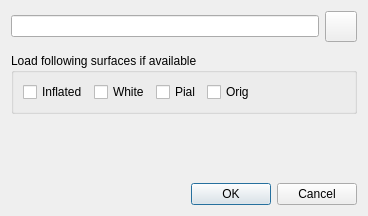
Before: the Qt Designer form freeview/DialogLoadSurface.ui in freesurfer/freesurfer, drawn with Qt 5.
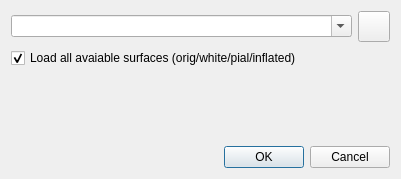
After: the same form once the commit is applied. Icons and pictures are not drawn.

Commit message: Modified load surface window with option to enter file path directly

```diff
--- a/freeview/DialogLoadSurface.ui
+++ b/freeview/DialogLoadSurface.ui
@@ -6,8 +6,8 @@
    <rect>
     <x>0</x>
     <y>0</y>
-    <width>368</width>
-    <height>216</height>
+    <width>401</width>
+    <height>179</height>
    </rect>
   </property>
   <property name="windowTitle">
@@ -20,7 +20,11 @@
    <item>
     <layout class="QHBoxLayout" name="horizontalLayout">
      <item>
-      <widget class="QLineEdit" name="lineEditFilename"/>
+      <widget class="QComboBox" name="comboBoxFilename">
+       <property name="editable">
+        <bool>true</bool>
+       </property>
+      </widget>
      </item>
      <item>
       <widget class="QToolButton" name="toolButtonOpen">
@@ -41,6 +45,16 @@
      </item>
     </layout>
    </item>
+   <item>
+    <widget class="QCheckBox" name="checkBoxAll">
+     <property name="text">
+      <string>Load all avaiable surfaces (orig/white/pial/inflated)</string>
+     </property>
+     <property name="checked">
+      <bool>true</bool>
+     </property>
+    </widget>
+   </item>
    <item>
     <spacer name="verticalSpacer_2">
      <property name="orientation">
@@ -57,56 +71,6 @@
      </property>
     </spacer>
    </item>
-   <item>
-    <widget class="QGroupBox" name="groupBox">
-     <property name="title">
-      <string>Load following surfaces if available</string>
-     </property>
-     <layout class="QHBoxLayout" name="horizontalLayout_2">
-      <item>
-       <widget class="QCheckBox" name="checkBoxInflated">
-        <property name="text">
-         <string>Inflated</string>
-        </property>
-       </widget>
-      </item>
-      <item>
-       <widget class="QCheckBox" name="checkBoxWhite">
-        <property name="text">
-         <string>White</string>
-        </property>
-       </widget>
-      </item>
-      <item>
-       <widget class="QCheckBox" name="checkBoxPial">
-        <property name="text">
-         <string>Pial</string>
-        </property>
-       </widget>
-      </item>
-      <item>
-       <widget class="QCheckBox" name="checkBoxOrig">
-        <property name="text">
-         <string>Orig</string>
-        </property>
-       </widget>
-      </item>
-      <item>
-       <spacer name="horizontalSpacer">
-        <property name="orientation">
-         <enum>Qt::Horizontal</enum>
-        </property>
-        <property name="sizeHint" stdset="0">
-         <size>
-          <width>5</width>
-          <height>5</height>
-         </size>
-        </property>
-       </spacer>
-      </item>
-     </layout>
-    </widget>
-   </item>
    <item>
     <spacer name="verticalSpacer">
      <property name="orientation">
```
The commit also changes 3 other files.
